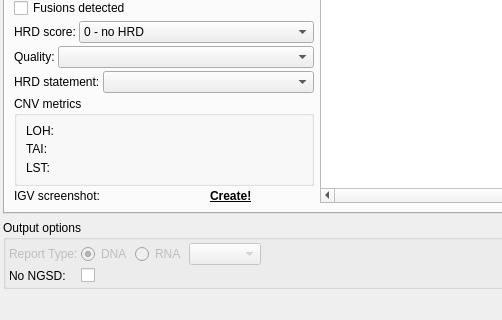
First picture: the form in src/GSvar/SomaticReportDialog.ui, repository imgag/ngs-bits, before the edit; both pictures show x 0 to 502 and y 229 to 549 of the 1000 by 549 pixel window.
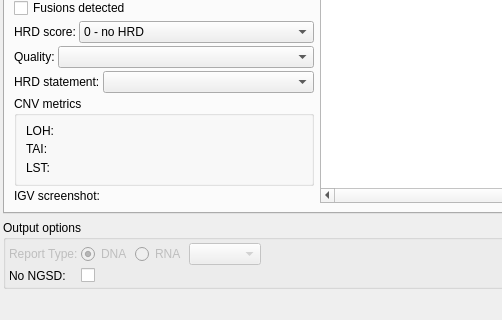
Second picture: the form after the edit.

Commit message: GSvar: improved error handling of IGV screenshot creation (somatic).

The edit to the form file:
```diff
--- a/src/GSvar/SomaticReportDialog.ui
+++ b/src/GSvar/SomaticReportDialog.ui
@@ -445,16 +445,6 @@
              </property>
             </widget>
            </item>
-           <item row="0" column="2">
-            <widget class="QLabel" name="igv_screenshot_create">
-             <property name="text">
-              <string>&lt;html&gt;&lt;head/&gt;&lt;body&gt;&lt;p&gt;&lt;a href=&quot;#&quot;&gt;&lt;span style=&quot; font-weight:600; text-decoration: underline; color:#000000;&quot;&gt;Create!&lt;/span&gt;&lt;/a&gt;&lt;/p&gt;&lt;/body&gt;&lt;/html&gt;</string>
-             </property>
-             <property name="textInteractionFlags">
-              <set>Qt::LinksAccessibleByMouse|Qt::TextSelectableByMouse</set>
-             </property>
-            </widget>
-           </item>
           </layout>
          </item>
          <item>
```
The commit also changes 1 other file.
